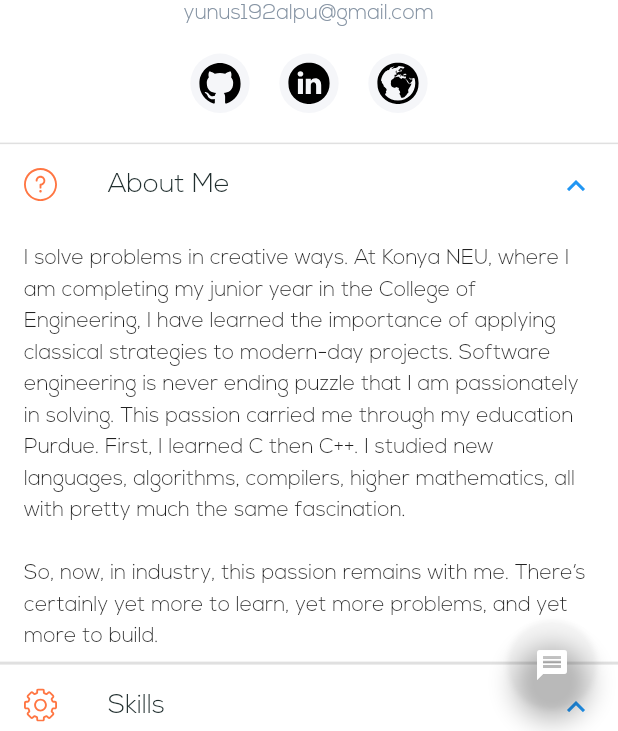
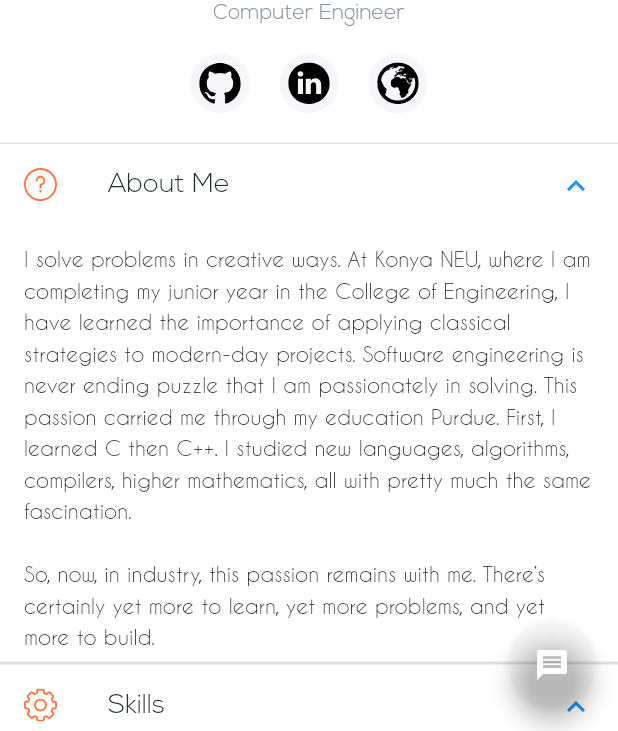
Before and after one commit to YunusEmreAlps/Flutter_Resume_App_UI, a Flutter app: the screen it shows after launch, after a tap on "About Me", after a tap on "Skills", on a phone screen of 412 x 824 dp, the part 505-1236 px from its top. Run offline on Flutter 3.47's test engine with Material 2 defaults, Android fonts, the phone set to English and light mode, and no system bars; our stand-ins replace expansion_tile_card, flutter_svg, step_progress_indicator.

```diff
--- /dev/null
+++ b/my_resume/assets/langs/en.json
@@ -0,0 +1,8 @@
+{
+  "PROFILE" : "PROFILE",
+  "About Me" : "About Me",
+  "Skills" : "Skills",
+  "Hobbies" : "Hobbies",
+  "I solve problems in creative ways. At Konya NEU, where I am completing my junior year in the College of Engineering, I have learned the importance of applying classical strategies to modern-day projects. Software engineering is never ending puzzle that I am passionately in solving. This passion carried me through my education Purdue. First, I learned C then C++. I studied new languages, algorithms, compilers, higher mathematics, all with pretty much the same fascination.\n\nSo, now, in industry, this passion remains with me. There’s certainly yet more to learn, yet more problems, and yet more to build." : "I solve problems in creative ways. At Konya NEU, where I am completing my junior year in the College of Engineering, I have learned the importance of applying classical strategies to modern-day projects. Software engineering is never ending puzzle that I am passionately in solving. This passion carried me through my education Purdue. First, I learned C then C++. I studied new languages, algorithms, compilers, higher mathematics, all with pretty much the same fascination.\n\nSo, now, in industry, this passion remains with me. There’s certainly yet more to learn, yet more problems, and yet more to build.",
+  "Apart from being a developer, I enjoy most of my time being outdoors. I enjoy play guitar, learning new languages, meet new people.\n\nWhen forced indoors, I follow a number of sci-fi and fantasy genre movies and television shows, I spend a large amount of my free time exploring the latest technology advancements in the Programming world." : "Apart from being a developer, I enjoy most of my time being outdoors. I enjoy play guitar, learning new languages, meet new people.\n\nWhen forced indoors, I follow a number of sci-fi and fantasy genre movies and television shows, I spend a large amount of my free time exploring the latest technology advancements in the Programming world."
+}
--- /dev/null
+++ b/my_resume/lib/app_localizations.dart
@@ -0,0 +1,61 @@
+// Libraries
+import 'dart:convert';
+import 'package:flutter/material.dart';
+import 'package:flutter/services.dart';
+
+class AppLocalizations {
+  static AppLocalizations _instance;
+  Locale _locale;
+  Map<String, String> _strings = const {};
+
+  AppLocalizations(this._locale);
+
+  static AppLocalizations of(BuildContext context) {
+    if (_instance == null)
+      _instance = Localizations.of<AppLocalizations>(context, AppLocalizations);
+    return _instance;
+  }
+
+  static String getString(String key) {
+   return _instance?._strings[key] ?? "";
+  }
+
+    static void updateLocale(Locale locale) {
+    if (_instance != null) {
+      _instance._locale = locale;
+      _instance._loadStrings();
+    }
+  }
+
+  Future<void> _loadStrings() async {
+    final String jsonString = await rootBundle.loadString(
+      "assets/langs/${_locale.languageCode}.json",
+    );
+    _strings = Map.from(jsonDecode(jsonString));
+  }
+
+  static const LocalizationsDelegate<AppLocalizations> delegate =
+      _AppLocalizationsDelegate();
+}
+
+class _AppLocalizationsDelegate
+    extends LocalizationsDelegate<AppLocalizations> {
+  const _AppLocalizationsDelegate();
+
+  @override
+  bool isSupported(Locale locale) {
+    return ['en', 'tr'].contains(locale.languageCode);
+  }
+
+  @override
+  Future<AppLocalizations> load(Locale locale) async {
+    AppLocalizations appLocalization = AppLocalizations(locale);
+    await appLocalization._loadStrings();
+    return appLocalization;
+  }
+
+  @override
+  bool shouldReload(LocalizationsDelegate old) {
+    return false;
+  }
+}
--- a/my_resume/lib/main.dart
+++ b/my_resume/lib/main.dart
@@ -2,6 +2,8 @@
 import 'package:flutter/material.dart';
 import 'package:provider/provider.dart';
 import 'package:my_resume/ui/resume_screen.dart';
+import 'package:my_resume/app_localizations.dart';
+import 'package:flutter_localizations/flutter_localizations.dart';
 
 // 17010011005
 // Yunus Emre Alpu
@@ -12,6 +14,9 @@ void main() => runApp(MyApp());
 class MyApp extends StatelessWidget {
   @override
   Widget build(BuildContext context) {
+    // Multiple Language
+    AppLocalizations.of(context);
+
     return ChangeNotifierProvider(
       create: (BuildContext context) {},
       child: MaterialApp(
@@ -22,6 +27,14 @@ class MyApp extends StatelessWidget {
           appBarTheme: AppBarTheme(color: Colors.white, elevation: 0),
           visualDensity: VisualDensity.adaptivePlatformDensity,
         ),
+        // Localization
+        supportedLocales: [Locale("en"), Locale("tr")],
+        localizationsDelegates: [
+          AppLocalizations.delegate,
+          GlobalMaterialLocalizations.delegate,
+          GlobalWidgetsLocalizations.delegate,
+          GlobalCupertinoLocalizations.delegate,
+        ],
         home: ResumeScreen(),
       ),
     );
--- a/my_resume/lib/ui/components/body.dart
+++ b/my_resume/lib/ui/components/body.dart
@@ -5,9 +5,11 @@ import 'package:my_resume/size_config.dart';
 import 'package:flutter_svg/flutter_svg.dart';
 import 'package:url_launcher/url_launcher.dart';
 import 'package:my_resume/constant/constant.dart';
+import 'package:my_resume/app_localizations.dart';
 import 'package:my_resume/widgets/social_card.dart';
 import 'package:my_resume/widgets/recent_widget.dart';
 import 'package:expansion_tile_card/expansion_tile_card.dart';
+
 
 // Structure
 class Body extends StatefulWidget {
@@ -28,7 +30,7 @@ class _BodyState extends State<Body> {
           Info(
             image: "assets/images/avatar.png",
             name: "Yunus Emre Alpu",
-            email: "yunus192alpu@gmail.com",
+            jobName: "Computer Engineer",
           ),
           SizedBox(height: SizeConfig.defaultSize * 2), // 20
 
@@ -66,7 +68,7 @@ class _BodyState extends State<Body> {
               key: cardAboutMe,
               leading: SvgPicture.asset("assets/icons/question.svg"),
               title: Text(
-                'About Me',
+                AppLocalizations.getString("About Me"),
                 style: TextStyle(
                   fontFamily: 'NexaLight',
                   fontSize: SizeConfig.defaultSize * 1.8, // 18
@@ -82,10 +84,8 @@ class _BodyState extends State<Body> {
                       vertical: 8.0,
                     ),
                     child: Text(
-                      '''I solve problems in creative ways. At Konya NEU, where I am completing my junior year in the College of Engineering, I have learned the importance of applying classical strategies to modern-day projects. Software engineering is never ending puzzle that I am passionately in solving. This passion carried me through my education Purdue. First, I learned C then C++. I studied new languages, algorithms, compilers, higher mathematics, all with pretty much the same fascination.
-
-So, now, in industry, this passion remains with me. There’s certainly yet more to learn, yet more problems, and yet more to build.''',
-                      style: TextStyle(fontFamily: 'NexaLight', height: 1.5),
+                      AppLocalizations.getString(  "I solve problems in creative ways. At Konya NEU, where I am completing my junior year in the College of Engineering, I have learned the importance of applying classical strategies to modern-day projects. Software engineering is never ending puzzle that I am passionately in solving. This passion carried me through my education Purdue. First, I learned C then C++. I studied new languages, algorithms, compilers, higher mathematics, all with pretty much the same fascination.\n\nSo, now, in industry, this passion remains with me. There’s certainly yet more to learn, yet more problems, and yet more to build."),
+                      style: TextStyle(fontFamily: 'CaviarDreams', height: 1.5),
                     ),
                   ),
                 ),
@@ -102,7 +102,7 @@ So, now, in industry, this passion remains with me. There’s certainly yet more
               key: cardSkills,
               leading: SvgPicture.asset("assets/icons/settings.svg"),
               title: Text(
-                'Skills',
+                 AppLocalizations.getString("Skills"),
                 style: TextStyle(
                   fontFamily: 'NexaLight',
                   fontSize: SizeConfig.defaultSize * 1.8, // 18
@@ -150,7 +150,7 @@ So, now, in industry, this passion remains with me. There’s certainly yet more
               key: cardHobbies,
               leading: SvgPicture.asset("assets/icons/game_icon.svg"),
               title: Text(
-                'Hobbies',
+                AppLocalizations.getString("Hobbies"),
                 style: TextStyle(
                   fontFamily: 'NexaLight',
                   fontSize: SizeConfig.defaultSize * 1.8, // 18
@@ -166,10 +166,8 @@ So, now, in industry, this passion remains with me. There’s certainly yet more
                       vertical: 8.0,
                     ),
                     child: Text(
-                      '''Apart from being a developer, I enjoy most of my time being outdoors. I enjoy play guitar, learning new languages, meet new people.
-
-When forced indoors, I follow a number of sci-fi and fantasy genre movies and television shows, I spend a large amount of my free time exploring the latest technology advancements in the Programming world.''',
-                      style: TextStyle(fontFamily: 'NexaLight', height: 1.5),
+                      AppLocalizations.getString("Apart from being a developer, I enjoy most of my time being outdoors. I enjoy play guitar, learning new languages, meet new people.\n\nWhen forced indoors, I follow a number of sci-fi and fantasy genre movies and television shows, I spend a large amount of my free time exploring the latest technology advancements in the Programming world."),
+                      style: TextStyle(fontFamily: 'CaviarDreams', height: 1.5),
                     ),
                   ),
                 ),
--- a/my_resume/lib/ui/components/info.dart
+++ b/my_resume/lib/ui/components/info.dart
@@ -8,10 +8,10 @@ class Info extends StatelessWidget {
   const Info({
     Key key,
     this.name,
-    this.email,
+    this.jobName,
     this.image,
   }) : super(key: key);
-  final String name, email, image;
+  final String name, jobName, image;
 
   @override
   Widget build(BuildContext context) {
@@ -62,7 +62,7 @@ class Info extends StatelessWidget {
                 SizedBox(height: defaultSize / 5), // 2
                 // User Email
                 Text(
-                  email,
+                  jobName,
                   style: TextStyle(
                     fontFamily: 'NexaLight',
                     fontWeight: FontWeight.w400,
--- a/my_resume/lib/ui/resume_screen.dart
+++ b/my_resume/lib/ui/resume_screen.dart
@@ -3,6 +3,7 @@ import 'package:flutter/material.dart';
 import 'package:my_resume/size_config.dart';
 import 'package:url_launcher/url_launcher.dart';
 import 'package:my_resume/constant/constant.dart';
+import 'package:my_resume/app_localizations.dart';
 import 'package:my_resume/ui/components/body.dart';
 
 // Structure
@@ -15,6 +16,7 @@ class _ResumeScreenState extends State<ResumeScreen> {
   @override
   Widget build(BuildContext context) {
     SizeConfig().init(context);
+    AppLocalizations.of(context);
     return Scaffold(
       appBar: buildAppBar(),
       body: Body(),
@@ -50,7 +52,7 @@ class _ResumeScreenState extends State<ResumeScreen> {
       leading: SizedBox(),
       centerTitle: true,
       title: Text(
-        "PROFILE",
+        AppLocalizations.getString("PROFILE"),
         style: TextStyle(
           fontFamily: 'NexaLight',
           letterSpacing: 2,
--- a/my_resume/lib/widgets/skill_bar.dart
+++ b/my_resume/lib/widgets/skill_bar.dart
@@ -31,9 +31,14 @@ class SkillBar extends StatelessWidget {
         child: Column(
           mainAxisAlignment: MainAxisAlignment.center,
           children: <Widget>[
-            Text(skill.title),
+            Text(
+              skill.title,
+              style: TextStyle(fontFamily: 'CaviarDreams', height: 1.5),
+            ),
             Text("\n"),
-            Text("% "+(skill.skillLevel.floor()).toString()),
+            Text(
+              "% "+(skill.skillLevel.floor()).toString(),
+              style: TextStyle(fontFamily: 'CaviarDreams', height: 1.5),),
           ],
         ),
       ),
```
Also changed, not shown: my_resume/assets/langs/tr.json (added, +8 -0 lines), my_resume/pubspec.yaml (+8 -0 lines), my_resume/assets/fonts/CaviarDreams.otf (added), my_resume/assets/fonts/CaviarDreams_Bold.otf (added), my_resume/assets/fonts/CaviarDreams_BoldItalic.otf (added), my_resume/assets/fonts/CaviarDreams_Italic.otf (added), my_resume/pubspec.lock.
